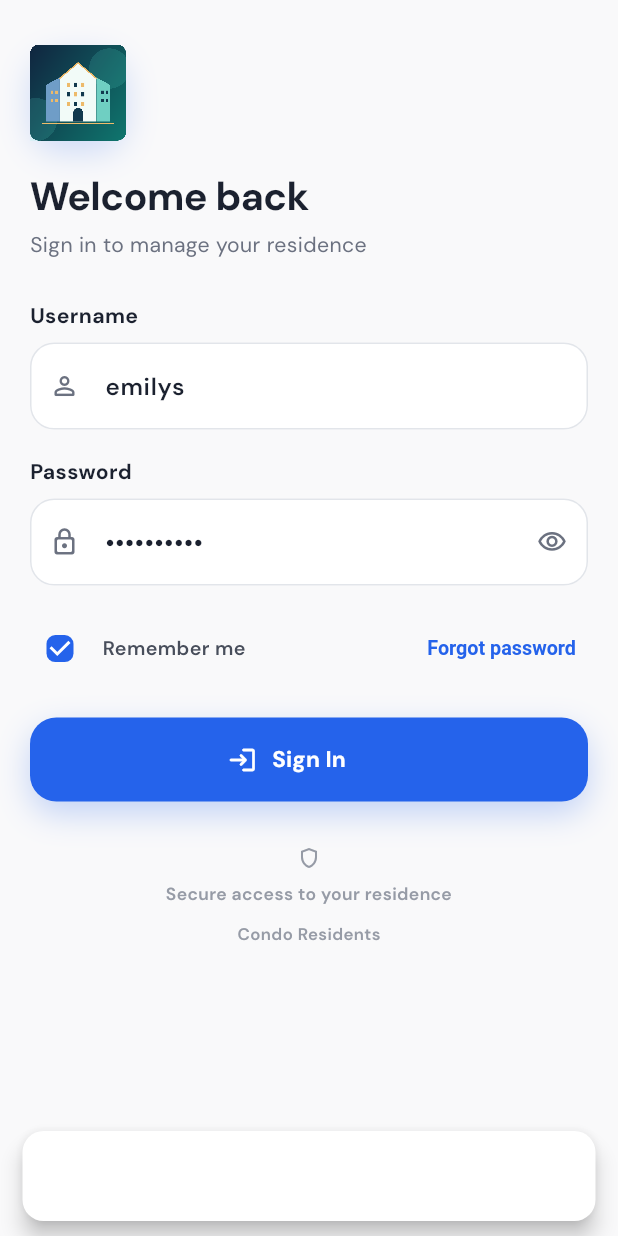
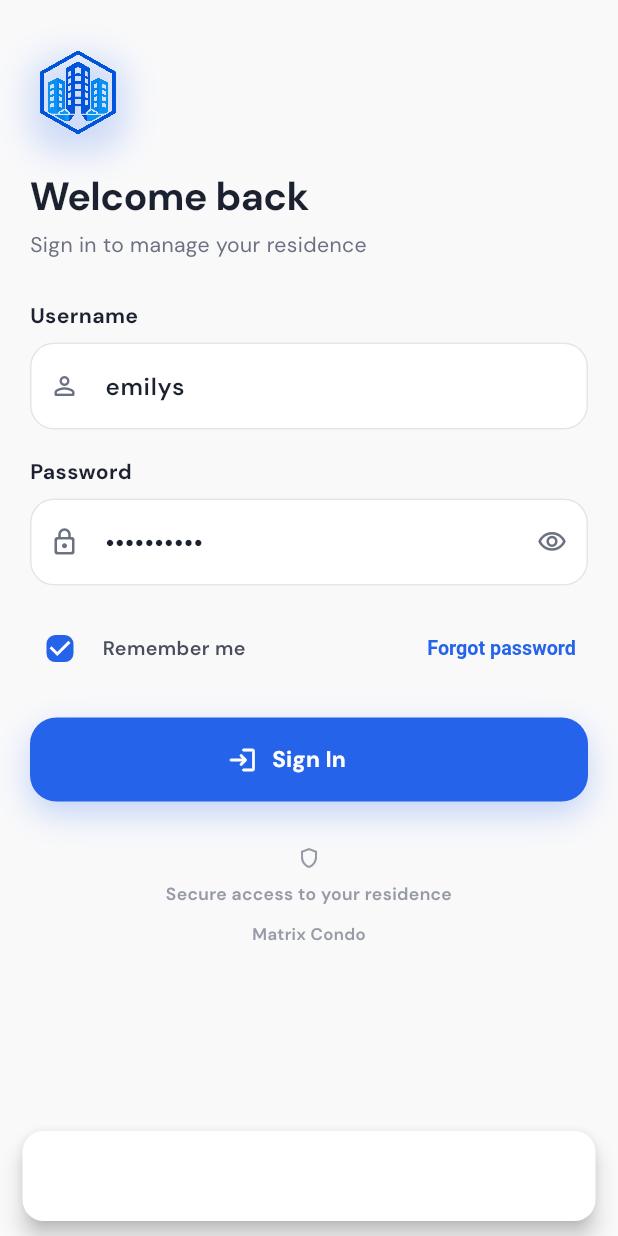
Before and after one commit to winthein126asiamatrix-creator/Resident-Condo, a Flutter app: the screen it shows after launch, after a tap on "Forgot password", on a phone screen of 412 x 824 dp. Run offline on Flutter 3.47's test engine with Material 3 defaults, Android fonts, the phone set to English and light mode, and no system bars; our stand-ins replace connectivity_plus, dio, drift, flutter_screenutil, flutter_secure_storage, get and 2 more; accounts and stored records are empty.

Commit message:
push for app icon and logo

````diff
--- a/lib/app/pages/splash_page.dart
+++ b/lib/app/pages/splash_page.dart
@@ -108,7 +108,6 @@ class _SplashPageState extends State<SplashPage>
   Widget build(BuildContext context) {
     final tokens = AppThemeTokens.of(context);
     return Scaffold(
-      backgroundColor: tokens.brand,
       body: SafeArea(
         // No app bar on the splash either, and this is the screen that has to
         // report an unreachable server while it is still trying to validate the
@@ -125,16 +124,16 @@ class _SplashPageState extends State<SplashPage>
                   height: 112,
                   decoration: BoxDecoration(
                     borderRadius: BorderRadius.circular(30.r),
-                    boxShadow: [
-                      BoxShadow(
-                        color: Colors.black.withValues(alpha: 0.18),
-                        blurRadius: 24,
-                        offset: Offset(0, 12),
-                      ),
-                    ],
+                    // boxShadow: [
+                    //   BoxShadow(
+                    //     color: Colors.black.withValues(alpha: 0.12),
+                    //     blurRadius: 24,
+                    //     offset: Offset(0, 12),
+                    //   ),
+                    // ],
                   ),
                   child: Image.asset(
-                    'assets/images/app_icon.png',
+                    'assets/images/condo-phone-app-icon-hexagon.png',
                     width: 112,
                     height: 112,
                     fit: BoxFit.contain,
@@ -146,7 +145,7 @@ class _SplashPageState extends State<SplashPage>
                   AppConstants.appName,
                   textAlign: TextAlign.center,
                   style: Theme.of(context).textTheme.headlineSmall?.copyWith(
-                    color: tokens.onBrand,
+                    color: tokens.brand,
                     fontWeight: FontWeight.w800,
                     letterSpacing: 0.3,
                   ),
--- a/lib/core/constants/app_constants.dart
+++ b/lib/core/constants/app_constants.dart
@@ -1,3 +1,3 @@
 abstract final class AppConstants {
-  static const appName = 'Condo Residents';
+  static const appName = 'Matrix Condo';
 }
--- a/lib/core/localization/app_translations.dart
+++ b/lib/core/localization/app_translations.dart
@@ -4,7 +4,7 @@ class AppTranslations extends Translations {
   @override
   Map<String, Map<String, String>> get keys => <String, Map<String, String>>{
     'en': {
-      'appName': 'Condo Residents',
+      'appName': 'Matrix Condo',
       'home': 'Home',
       'payments': 'Payments',
       'maintenance': 'Maintenance',
@@ -56,7 +56,7 @@ class AppTranslations extends Translations {
       'languageUpdated': 'Language updated',
       'preferences': 'Preferences',
       'languageTestTitle': 'Language Preview',
-      'languageTestMessage': 'Welcome to Condo Residents',
+      'languageTestMessage': 'Welcome to Matrix Condo',
     },
     'my': {
       'appName': 'နေထိုင်သူများ',
@@ -111,7 +111,7 @@ class AppTranslations extends Translations {
       'languageUpdated': 'ဘာသာစကားအပ်ဒိတ်လုပ်ပြီး',
       'preferences': 'နှစ်သက်ရွေးချယ်မှုများ',
       'languageTestTitle': 'ဘာသာစကား စမ်းသပ်မှု',
-      'languageTestMessage': 'Condo Residents မှ ကြိုဆိုပါတယ်',
+      'languageTestMessage': 'Matrix Condo မှ ကြိုဆိုပါတယ်',
     },
     'zh': {
       'appName': '公寓居民',
@@ -166,7 +166,7 @@ class AppTranslations extends Translations {
       'languageUpdated': '语言已更新',
       'preferences': '偏好设置',
       'languageTestTitle': '语言预览',
-      'languageTestMessage': '欢迎使用 Condo Residents',
+      'languageTestMessage': '欢迎使用 Matrix Condo',
     },
   };
 }
--- a/lib/core/network/api_config.dart
+++ b/lib/core/network/api_config.dart
@@ -13,7 +13,7 @@ abstract final class ApiConfig {
   /// Root of the backend.
   ///
   /// Defaults to DummyJSON, the public mock backend the app is developed
-  /// against. A release build points at the real Condo Residents backend with:
+  /// against. A release build points at the real Matrix Condo backend with:
   ///
   /// ```
   /// flutter run --dart-define=API_BASE_URL=https://condo.example.com
--- a/lib/core/widgets/branded_loading_view.dart
+++ b/lib/core/widgets/branded_loading_view.dart
@@ -37,7 +37,7 @@ class BrandedLoadingView extends StatelessWidget {
                   ],
                 ),
                 child: Image.asset(
-                  'assets/images/app_icon.png',
+                  'assets/images/condo-phone-app-icon-hexagon.png',
                   width: 72,
                   height: 72,
                   fit: BoxFit.contain,
--- a/lib/features/announcements/presentation/pages/announcements_page.dart
+++ b/lib/features/announcements/presentation/pages/announcements_page.dart
@@ -107,7 +107,7 @@ class AnnouncementsPage extends GetView<AnnouncementController> {
 }
 
 class _AnnouncementSummary extends StatelessWidget {
-  _AnnouncementSummary({required this.unreadCount, required this.totalCount});
+ const _AnnouncementSummary({required this.unreadCount, required this.totalCount});
 
   final int unreadCount;
   final int totalCount;
--- a/lib/features/appearance/presentation/pages/appearance_page.dart
+++ b/lib/features/appearance/presentation/pages/appearance_page.dart
@@ -247,7 +247,7 @@ class _Body extends StatelessWidget {
       context,
       title: 'Reset appearance?',
       message:
-          'Your app color returns to the original Condo Residents teal and '
+          'Your app color returns to the original Matrix Condo teal and '
           'follows your phone setting.',
       confirmLabel: 'Reset',
     );
@@ -400,7 +400,7 @@ class _AppearanceActionBar extends StatelessWidget {
 }
 
 class _CurrentSwatch extends StatelessWidget {
-  _CurrentSwatch({required this.color});
+ const _CurrentSwatch({required this.color});
 
   final Color color;
 
--- a/lib/features/auth/presentation/pages/login_page.dart
+++ b/lib/features/auth/presentation/pages/login_page.dart
@@ -185,7 +185,7 @@ class _LoginHeader extends StatelessWidget {
             ],
           ),
           child: Image.asset(
-            'assets/images/app_icon.png',
+            'assets/images/condo-phone-app-icon-hexagon.png',
             width: 64,
             height: 64,
             fit: BoxFit.contain,
--- a/lib/features/payments/presentation/pages/payment_receipt_page.dart
+++ b/lib/features/payments/presentation/pages/payment_receipt_page.dart
@@ -79,7 +79,7 @@ class PaymentReceiptPage extends StatelessWidget {
                 ),
                 8.h.heightBox(),
                 Text(
-                  'Condo Residents',
+                  'Matrix Condo',
                   style: TextStyle(color: tokens.muted, fontSize: 12.sp),
                 ),
                 Divider(height: 30),
--- a/pubspec.yaml
+++ b/pubspec.yaml
@@ -36,6 +36,7 @@ flutter:
   assets:
     - assets/images/app_logo.png
     - assets/images/app_icon.png
+    - assets/images/condo-phone-app-icon-hexagon.png
     - assets/images/amenities/
   fonts:
     - family: DM Sans
````
Also changed, not shown: assets/images/app_icon.png, assets/images/app_logo.png, assets/images/condo-phone-app-icon-hexagon.png (added), 20 other files.
